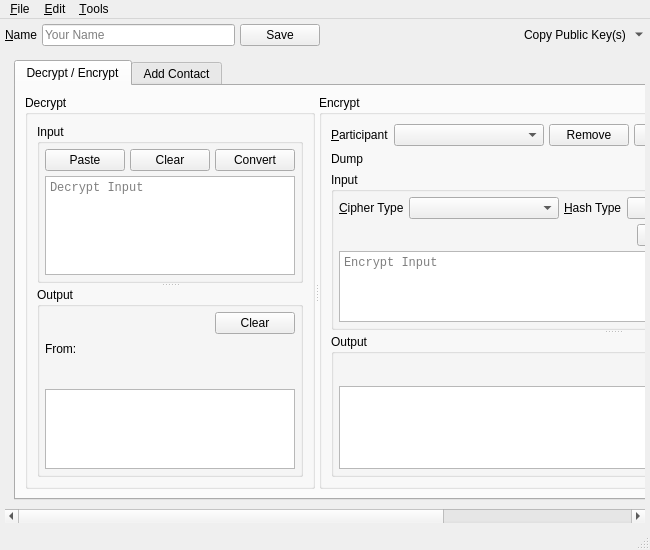
Old version of the form branches/trunk/GoldBug-UI/spot-on-rosetta.ui in the repository textbrowser/spot-on.
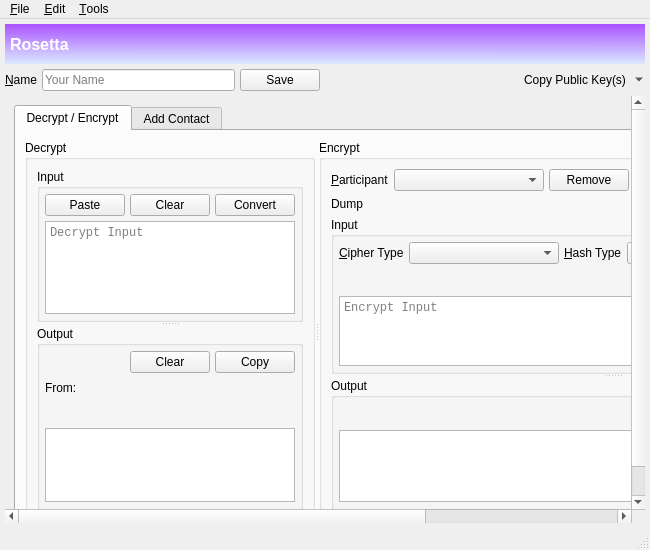
New version of the form. Icons and pictures are not drawn.

Patch:
```diff
--- a/branches/trunk/GoldBug-UI/spot-on-rosetta.ui
+++ b/branches/trunk/GoldBug-UI/spot-on-rosetta.ui
@@ -31,6 +31,34 @@
     <property name="bottomMargin">
      <number>5</number>
     </property>
+    <item>
+     <widget class="QLabel" name="label_30">
+      <property name="minimumSize">
+       <size>
+        <width>0</width>
+        <height>40</height>
+       </size>
+      </property>
+      <property name="font">
+       <font>
+        <pointsize>12</pointsize>
+        <weight>75</weight>
+        <bold>true</bold>
+       </font>
+      </property>
+      <property name="styleSheet">
+       <string notr="true">background-color: qlineargradient(spread:reflect, x1:0.023, y1:0.988636, x2:0.028, y2:0.011, stop:0 rgba(218, 232, 255, 255), stop:1 rgba(170, 85, 255, 255));
+color: rgb(255, 255, 255);
+</string>
+      </property>
+      <property name="text">
+       <string>Rosetta</string>
+      </property>
+      <property name="indent">
+       <number>5</number>
+      </property>
+     </widget>
+    </item>
     <item>
      <layout class="QHBoxLayout" name="horizontalLayout_7">
       <property name="spacing">
@@ -260,6 +288,13 @@
                         </property>
                        </widget>
                       </item>
+                      <item>
+                       <widget class="QPushButton" name="copyDecrypt">
+                        <property name="text">
+                         <string>Copy</string>
+                        </property>
+                       </widget>
+                      </item>
                      </layout>
                     </item>
                     <item>
```
Left out of the diff: 17 changed lines with no effect on the pictures.
